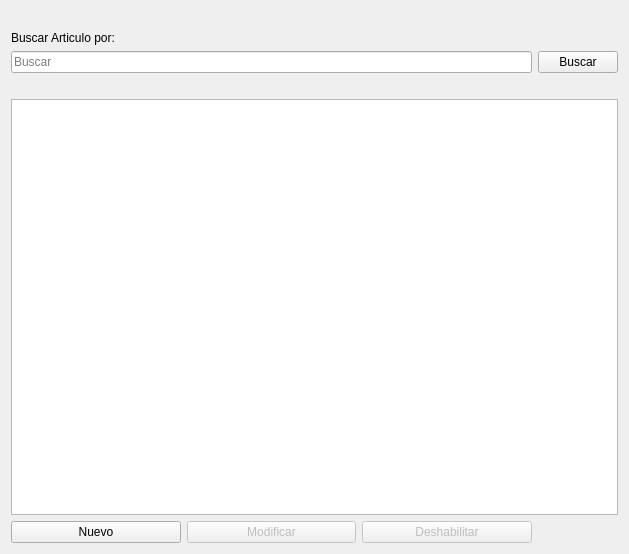
The window that Vistas/gui/listas/articulos_lista.ui (Lonaris/Corupel) describes before a commit, drawn with Qt 5.
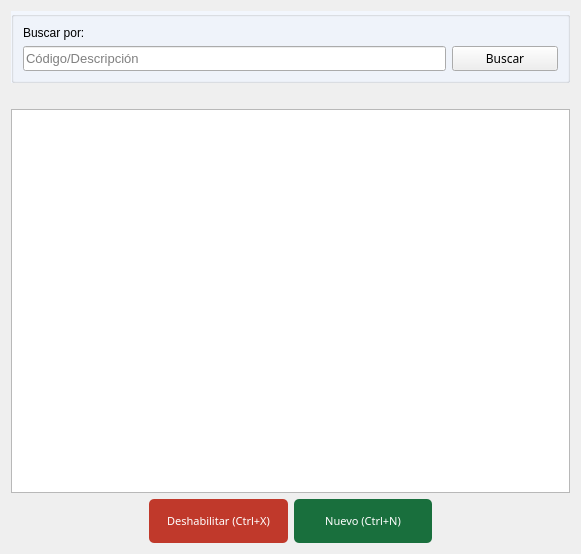
The same window after the commit. Icons and pictures are not drawn.

Commit message:
Nuevos cambios en la interfaz
Le puse colocitos y toda esa gilada... y para no ser menos que vos tambien hago estos commit jajaja

```diff
--- a/Vistas/gui/listas/articulos_lista.ui
+++ b/Vistas/gui/listas/articulos_lista.ui
@@ -6,29 +6,16 @@
    <rect>
     <x>0</x>
     <y>0</y>
-    <width>629</width>
+    <width>581</width>
     <height>554</height>
    </rect>
   </property>
   <property name="windowTitle">
    <string>Form</string>
   </property>
-  <layout class="QGridLayout" name="gridLayout_3">
+  <layout class="QGridLayout" name="gridLayout_4">
    <item row="0" column="0">
-    <spacer name="horizontalSpacer_2">
-     <property name="orientation">
-      <enum>Qt::Horizontal</enum>
-     </property>
-     <property name="sizeHint" stdset="0">
-      <size>
-       <width>40</width>
-       <height>20</height>
-      </size>
-     </property>
-    </spacer>
-   </item>
-   <item row="2" column="0">
-    <layout class="QGridLayout" name="gridLayout_2">
+    <layout class="QGridLayout" name="gridLayout_2" rowstretch="1,1,88,10">
      <item row="2" column="0" colspan="2">
       <widget class="QTableView" name="tbl_articulos">
        <property name="tabKeyNavigation">
@@ -39,51 +26,6 @@
        </property>
       </widget>
      </item>
-     <item row="0" column="1">
-      <widget class="QPushButton" name="btn_buscar">
-       <property name="text">
-        <string>Buscar</string>
-       </property>
-      </widget>
-     </item>
-     <item row="0" column="0">
-      <widget class="QLineEdit" name="ln_buscar">
-       <property name="placeholderText">
-        <string>Buscar</string>
-       </property>
-      </widget>
-     </item>
-     <item row="3" column="0">
-      <layout class="QGridLayout" name="gridLayout">
-       <item row="0" column="1">
-        <widget class="QPushButton" name="btn_modificar">
-         <property name="enabled">
-          <bool>false</bool>
-         </property>
-         <property name="text">
-          <string>Modificar</string>
-         </property>
-        </widget>
-       </item>
-       <item row="0" column="0">
-        <widget class="QPushButton" name="btn_nuevo">
-         <property name="text">
-          <string>Nuevo</string>
-         </property>
-        </widget>
-       </item>
-       <item row="0" column="2">
-        <widget class="QPushButton" name="btn_deshabilitar">
-         <property name="enabled">
-          <bool>false</bool>
-         </property>
-         <property name="text">
-          <string>Deshabilitar</string>
-         </property>
-        </widget>
-       </item>
-      </layout>
-     </item>
      <item row="1" column="0" colspan="2">
       <spacer name="horizontalSpacer">
        <property name="orientation">
@@ -97,15 +39,630 @@
        </property>
       </spacer>
      </item>
+     <item row="3" column="0" colspan="2">
+      <layout class="QGridLayout" name="gridLayout">
+       <item row="0" column="0">
+        <layout class="QHBoxLayout" name="horizontalLayout" stretch="0,0,0,0">
+         <item>
+          <spacer name="horizontalSpacer_2">
+           <property name="orientation">
+            <enum>Qt::Horizontal</enum>
+           </property>
+           <property name="sizeHint" stdset="0">
+            <size>
+             <width>40</width>
+             <height>20</height>
+            </size>
+           </property>
+          </spacer>
+         </item>
+         <item>
+          <widget class="QPushButton" name="btn_deshabilitar">
+           <property name="sizePolicy">
+            <sizepolicy hsizetype="Expanding" vsizetype="Expanding">
+             <horstretch>0</horstretch>
+             <verstretch>0</verstretch>
+            </sizepolicy>
+           </property>
+           <property name="palette">
+            <palette>
+             <active>
+              <colorrole role="WindowText">
+               <brush brushstyle="SolidPattern">
+                <color alpha="255">
+                 <red>255</red>
+                 <green>255</green>
+                 <blue>255</blue>
+                </color>
+               </brush>
+              </colorrole>
+              <colorrole role="Button">
+               <brush brushstyle="SolidPattern">
+                <color alpha="255">
+                 <red>192</red>
+                 <green>57</green>
+                 <blue>43</blue>
+                </color>
+               </brush>
+              </colorrole>
+              <colorrole role="Light">
+               <brush brushstyle="SolidPattern">
+                <color alpha="255">
+                 <red>127</red>
+                 <green>255</green>
+                 <blue>191</blue>
+                </color>
+               </brush>
+              </colorrole>
+              <colorrole role="Midlight">
+               <brush brushstyle="SolidPattern">
+                <color alpha="255">
+                 <red>106</red>
+                 <green>212</green>
+                 <blue>159</blue>
+                </color>
+               </brush>
+              </colorrole>
+              <colorrole role="Dark">
+               <brush brushstyle="SolidPattern">
+                <color alpha="255">
+                 <red>42</red>
+                 <green>85</green>
+                 <blue>63</blue>
+                </color>
+               </brush>
+              </colorrole>
+              <colorrole role="Mid">
+               <brush brushstyle="SolidPattern">
+                <color alpha="255">
+                 <red>56</red>
+                 <green>113</green>
+                 <blue>84</blue>
+                </color>
+               </brush>
+              </colorrole>
+              <colorrole role="Text">
+               <brush brushstyle="SolidPattern">
+                <color alpha="255">
+                 <red>255</red>
+                 <green>255</green>
+                 <blue>255</blue>
+                </color>
+               </brush>
+              </colorrole>
+              <colorrole role="BrightText">
+               <brush brushstyle="SolidPattern">
+                <color alpha="255">
+                 <red>255</red>
+                 <green>255</green>
+                 <blue>255</blue>
+                </color>
+               </brush>
+              </colorrole>
+              <colorrole role="ButtonText">
+               <brush brushstyle="SolidPattern">
+                <color alpha="255">
+                 <red>255</red>
+                 <green>255</green>
+                 <blue>255</blue>
+                </color>
+               </brush>
+              </colorrole>
+              <colorrole role="Base">
+               <brush brushstyle="SolidPattern">
+                <color alpha="255">
+                 <red>192</red>
+                 <green>57</green>
+                 <blue>43</blue>
+                </color>
+               </brush>
+              </colorrole>
+              <colorrole role="Window">
+               <brush brushstyle="SolidPattern">
+                <color alpha="255">
+                 <red>192</red>
+                 <green>57</green>
+                 <blue>43</blue>
+                </color>
+               </brush>
+              </colorrole>
+              <colorrole role="Shadow">
+               <brush brushstyle="SolidPattern">
+                <color alpha="255">
+                 <red>0</red>
+                 <green>0</green>
+                 <blue>0</blue>
+                </color>
+               </brush>
+              </colorrole>
+              <colorrole role="AlternateBase">
+               <brush brushstyle="SolidPattern">
+                <color alpha="255">
+                 <red>170</red>
+                 <green>212</green>
+                 <blue>191</blue>
+                </color>
+               </brush>
+              </colorrole>
+              <colorrole role="ToolTipBase">
+               <brush brushstyle="SolidPattern">
+                <color alpha="255">
+                 <red>255</red>
+                 <green>255</green>
+                 <blue>220</blue>
+                </color>
+               </brush>
+              </colorrole>
+              <colorrole role="ToolTipText">
+               <brush brushstyle="SolidPattern">
+                <color alpha="255">
+                 <red>0</red>
+                 <green>0</green>
+                 <blue>0</blue>
+                </color>
+               </brush>
+              </colorrole>
+             </active>
+             <inactive>
+              <colorrole role="WindowText">
+               <brush brushstyle="SolidPattern">
+                <color alpha="255">
+                 <red>255</red>
+                 <green>255</green>
+                 <blue>255</blue>
+                </color>
+               </brush>
+              </colorrole>
+              <colorrole role="Button">
+               <brush brushstyle="SolidPattern">
+                <color alpha="255">
+                 <red>192</red>
+                 <green>57</green>
+                 <blue>43</blue>
+                </color>
+               </brush>
+              </colorrole>
+              <colorrole role="Light">
+               <brush brushstyle="SolidPattern">
+                <color alpha="255">
+                 <red>127</red>
+                 <green>255</green>
+                 <blue>191</blue>
+                </color>
+               </brush>
+              </colorrole>
+              <colorrole role="Midlight">
+               <brush brushstyle="SolidPattern">
+                <color alpha="255">
+                 <red>106</red>
+                 <green>212</green>
+                 <blue>159</blue>
+                </color>
+               </brush>
+              </colorrole>
+              <colorrole role="Dark">
+               <brush brushstyle="SolidPattern">
+                <color alpha="255">
+                 <red>42</red>
+                 <green>85</green>
+                 <blue>63</blue>
+                </color>
+               </brush>
+              </colorrole>
+              <colorrole role="Mid">
+               <brush brushstyle="SolidPattern">
+                <color alpha="255">
+                 <red>56</red>
+                 <green>113</green>
+                 <blue>84</blue>
+                </color>
+               </brush>
+              </colorrole>
+              <colorrole role="Text">
+               <brush brushstyle="SolidPattern">
+                <color alpha="255">
+                 <red>255</red>
+                 <green>255</green>
+                 <blue>255</blue>
+                </color>
+               </brush>
+              </colorrole>
+              <colorrole role="BrightText">
+               <brush brushstyle="SolidPattern">
+                <color alpha="255">
+                 <red>255</red>
+                 <green>255</green>
+                 <blue>255</blue>
+                </color>
+               </brush>
+              </colorrole>
+              <colorrole role="ButtonText">
+               <brush brushstyle="SolidPattern">
+                <color alpha="255">
+                 <red>255</red>
+                 <green>255</green>
+                 <blue>255</blue>
+                </color>
+               </brush>
+              </colorrole>
+              <colorrole role="Base">
+               <brush brushstyle="SolidPattern">
+                <color alpha="255">
+                 <red>192</red>
+                 <green>57</green>
+                 <blue>43</blue>
+                </color>
+               </brush>
+              </colorrole>
+              <colorrole role="Window">
+               <brush brushstyle="SolidPattern">
+                <color alpha="255">
+                 <red>192</red>
+                 <green>57</green>
+                 <blue>43</blue>
+                </color>
+               </brush>
+              </colorrole>
+              <colorrole role="Shadow">
+               <brush brushstyle="SolidPattern">
+                <color alpha="255">
+                 <red>0</red>
+                 <green>0</green>
+                 <blue>0</blue>
+                </color>
+               </brush>
+              </colorrole>
+              <colorrole role="AlternateBase">
+               <brush brushstyle="SolidPattern">
+                <color alpha="255">
+                 <red>170</red>
+                 <green>212</green>
+                 <blue>191</blue>
+                </color>
+               </brush>
+              </colorrole>
+              <colorrole role="ToolTipBase">
+               <brush brushstyle="SolidPattern">
+                <color alpha="255">
+                 <red>255</red>
+                 <green>255</green>
+                 <blue>220</blue>
+                </color>
+               </brush>
+              </colorrole>
+              <colorrole role="ToolTipText">
+               <brush brushstyle="SolidPattern">
+                <color alpha="255">
+                 <red>0</red>
+                 <green>0</green>
+                 <blue>0</blue>
+                </color>
+               </brush>
+              </colorrole>
+             </inactive>
+             <disabled>
+              <colorrole role="WindowText">
+               <brush brushstyle="SolidPattern">
+                <color alpha="255">
+                 <red>255</red>
+                 <green>255</green>
+                 <blue>255</blue>
+                </color>
+               </brush>
+              </colorrole>
+              <colorrole role="Button">
+               <brush brushstyle="SolidPattern">
+                <color alpha="255">
+                 <red>192</red>
+                 <green>57</green>
+                 <blue>43</blue>
+                </color>
+               </brush>
+              </colorrole>
+              <colorrole role="Light">
+               <brush brushstyle="SolidPattern">
+                <color alpha="255">
+                 <red>127</red>
+                 <green>255</green>
+                 <blue>191</blue>
+                </color>
+               </brush>
+              </colorrole>
+              <colorrole role="Midlight">
+               <brush brushstyle="SolidPattern">
+                <color alpha="255">
+                 <red>106</red>
+                 <green>212</green>
+                 <blue>159</blue>
+                </color>
+               </brush>
+              </colorrole>
+              <colorrole role="Dark">
+               <brush brushstyle="SolidPattern">
+                <color alpha="255">
+                 <red>42</red>
+                 <green>85</green>
+                 <blue>63</blue>
+                </color>
+               </brush>
+              </colorrole>
+              <colorrole role="Mid">
+               <brush brushstyle="SolidPattern">
+                <color alpha="255">
+                 <red>56</red>
+                 <green>113</green>
+                 <blue>84</blue>
+                </color>
+               </brush>
+              </colorrole>
+              <colorrole role="Text">
+               <brush brushstyle="SolidPattern">
+                <color alpha="255">
+                 <red>255</red>
+                 <green>255</green>
+                 <blue>255</blue>
+                </color>
+               </brush>
+              </colorrole>
+              <colorrole role="BrightText">
+               <brush brushstyle="SolidPattern">
+                <color alpha="255">
+                 <red>255</red>
+                 <green>255</green>
+                 <blue>255</blue>
+                </color>
+               </brush>
+              </colorrole>
+              <colorrole role="ButtonText">
+               <brush brushstyle="SolidPattern">
+                <color alpha="255">
+                 <red>255</red>
+                 <green>255</green>
+                 <blue>255</blue>
+                </color>
+               </brush>
+              </colorrole>
+              <colorrole role="Base">
+               <brush brushstyle="SolidPattern">
+                <color alpha="255">
+                 <red>192</red>
+                 <green>57</green>
+                 <blue>43</blue>
+                </color>
+               </brush>
+              </colorrole>
+              <colorrole role="Window">
+               <brush brushstyle="SolidPattern">
+                <color alpha="255">
+                 <red>192</red>
+                 <green>57</green>
+                 <blue>43</blue>
+                </color>
+               </brush>
+              </colorrole>
+              <colorrole role="Shadow">
+               <brush brushstyle="SolidPattern">
+                <color alpha="255">
+                 <red>0</red>
+                 <green>0</green>
+                 <blue>0</blue>
+                </color>
+               </brush>
+              </colorrole>
+              <colorrole role="AlternateBase">
+               <brush brushstyle="SolidPattern">
+                <color alpha="255">
+                 <red>85</red>
+                 <green>170</green>
+                 <blue>127</blue>
+                </color>
+               </brush>
+              </colorrole>
+              <colorrole role="ToolTipBase">
+               <brush brushstyle="SolidPattern">
+                <color alpha="255">
+                 <red>255</red>
+                 <green>255</green>
+                 <blue>220</blue>
+                </color>
+               </brush>
+              </colorrole>
+              <colorrole role="ToolTipText">
+               <brush brushstyle="SolidPattern">
+                <color alpha="255">
+                 <red>0</red>
+                 <green>0</green>
+                 <blue>0</blue>
+                </color>
+               </brush>
+              </colorrole>
+             </disabled>
+            </palette>
+           </property>
+           <property name="font">
+            <font>
+             <family>Ariall</family>
+             <pointsize>-1</pointsize>
+            </font>
+           </property>
+           <property name="styleSheet">
+            <string notr="true">#btn_deshabilitar{
+	background-color: #C0392B ;
+	color: #ffffff;
+	font-family: 'Ariall';
+	font-size: 11px;
+	border-radius: 5px;
+	}
+
+#btn_deshabilitar:hover{
+	background-color: #DF013A;
+	}
+</string>
+           </property>
+           <property name="text">
+            <string>Deshabilitar (Ctrl+X)</string>
+           </property>
+           <property name="icon">
+            <iconset>
+             <normaloff>../ico/remove_from_database.ico</normaloff>../ico/remove_from_database.ico</iconset>
+           </property>
+           <property name="iconSize">
+            <size>
+             <width>20</width>
+             <height>20</height>
+            </size>
+           </property>
+          </widget>
+         </item>
+         <item>
+          <widget class="QPushButton" name="btn_nuevo">
+           <property name="sizePolicy">
+            <sizepolicy hsizetype="Expanding" vsizetype="Expanding">
+             <horstretch>0</horstretch>
+             <verstretch>0</verstretch>
+            </sizepolicy>
+           </property>
+           <property name="font">
+            <font>
+             <family>Ariall</family>
+             <pointsize>-1</pointsize>
+            </font>
+           </property>
+           <property name="styleSheet">
+            <string notr="true">/*Estilos para el botón*/
+
+#btn_nuevo{
+	background-color: #196F3D;
+	color: #ffffff;
+	font-family: 'Ariall';
+	font-size: 11px;
+	border-radius: 5px;
+	}
+
+#btn_nuevo:hover{
+	background-color: #04B431;
+	}
+</string>
+           </property>
+           <property name="text">
+            <string>Nuevo (Ctrl+N)</string>
+           </property>
+           <property name="icon">
+            <iconset>
+             <normaloff>../ico/add_to_database.ico</normaloff>../ico/add_to_database.ico</iconset>
+           </property>
+           <property name="iconSize">
+            <size>
+             <width>20</width>
+             <height>20</height>
+            </size>
+           </property>
+          </widget>
+         </item>
+         <item>
+          <spacer name="horizontalSpacer_3">
+           <property name="orientation">
+            <enum>Qt::Horizontal</enum>
+           </property>
+           <property name="sizeHint" stdset="0">
+            <size>
+             <width>40</width>
+             <height>20</height>
+            </size>
+           </property>
+          </spacer>
+         </item>
+        </layout>
+       </item>
+      </layout>
+     </item>
+     <item row="0" column="0" colspan="2">
+      <widget class="QGroupBox" name="groupBox_2">
+       <property name="styleSheet">
+        <string notr="true">#groupBox_2{
+	background-color: #F2F6FD;
+	}</string>
+       </property>
+       <property name="title">
+        <string/>
+       </property>
+       <layout class="QGridLayout" name="gridLayout_3" columnstretch="80,20">
+        <item row="1" column="0">
+         <widget class="QLineEdit" name="ln_buscar">
+          <property name="sizePolicy">
+           <sizepolicy hsizetype="Expanding" vsizetype="Expanding">
+            <horstretch>0</horstretch>
+            <verstretch>0</verstretch>
+           </sizepolicy>
+          </property>
+          <property name="font">
+           <font>
+            <family>MS Shell Dlg 2</family>
+            <pointsize>10</pointsize>
+            <weight>50</weight>
+            <bold>false</bold>
+           </font>
+          </property>
+          <property name="mouseTracking">
+           <bool>false</bool>
+          </property>
+          <property name="text">
+           <string/>
+          </property>
+          <property name="frame">
+           <bool>true</bool>
+          </property>
+          <property name="placeholderText">
+           <string>Código/Descripción</string>
+          </property>
+         </widget>
+        </item>
+        <item row="1" column="1">
+         <widget class="QPushButton" name="btn_buscar">
+          <property name="sizePolicy">
+           <sizepolicy hsizetype="Expanding" vsizetype="Expanding">
+            <horstretch>0</horstretch>
+            <verstretch>0</verstretch>
+           </sizepolicy>
+          </property>
+          <property name="font">
+           <font>
+            <family>Ariall</family>
+           </font>
+          </property>
+          <property name="styleSheet">
+           <string notr="true"/>
+          </property>
+          <property name="text">
+           <string>Buscar</string>
+          </property>
+          <property name="icon">
+           <iconset>
+            <normaloff>../ico/search.png</normaloff>../ico/search.png</iconset>
+          </property>
+          <property name="iconSize">
+           <size>
+            <width>10</width>
+            <height>10</height>
+           </size>
+          </property>
+         </widget>
+        </item>
+        <item row="0" column="0" colspan="2">
+         <widget class="QLabel" name="label_2">
+          <property name="styleSheet">
+           <string notr="true"/>
+          </property>
+          <property name="text">
+           <string>Buscar por:</string>
+          </property>
+         </widget>
+        </item>
+       </layout>
+      </widget>
+     </item>
     </layout>
    </item>
-   <item row="1" column="0">
-    <widget class="QLabel" name="label">
-     <property name="text">
-      <string>Buscar Articulo por:</string>
-     </property>
-    </widget>
-   </item>
   </layout>
  </widget>
  <tabstops>
```
Left out of the diff: 5 changed lines with no effect on the pictures. The commit also changes 7 other files.
